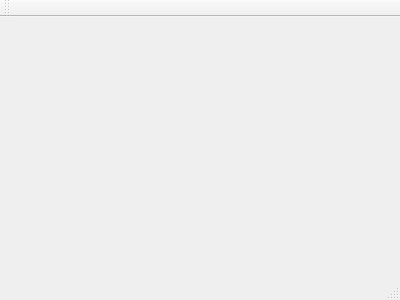
Before: the Qt Designer form qt_projet_2A/mainwindow.ui in wasoh/project_2A, drawn with Qt 5.
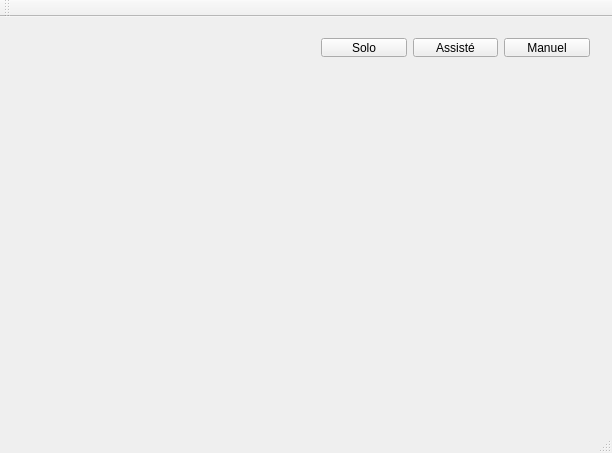
After: the same form once the commit is applied.

Patch:
```diff
--- a/qt_projet_2A/mainwindow.ui
+++ b/qt_projet_2A/mainwindow.ui
@@ -1,24 +1,95 @@
 <ui version="4.0">
  <class>MainWindow</class>
- <widget class="QMainWindow" name="MainWindow" >
-  <property name="geometry" >
+ <widget class="QMainWindow" name="MainWindow">
+  <property name="geometry">
    <rect>
     <x>0</x>
     <y>0</y>
-    <width>400</width>
-    <height>300</height>
+    <width>612</width>
+    <height>453</height>
    </rect>
   </property>
   <property name="windowTitle" >
    <string>MainWindow</string>
   </property>
-  <widget class="QMenuBar" name="menuBar" />
-  <widget class="QToolBar" name="mainToolBar" />
-  <widget class="QWidget" name="centralWidget" />
-  <widget class="QStatusBar" name="statusBar" />
+  <widget class="QWidget" name="centralWidget">
+   <widget class="QWidget" name="verticalLayoutWidget">
+    <property name="geometry">
+     <rect>
+      <x>10</x>
+      <y>10</y>
+      <width>291</width>
+      <height>381</height>
+     </rect>
+    </property>
+    <layout class="QVBoxLayout" name="verticalLayout"/>
+   </widget>
+   <widget class="QWidget" name="horizontalLayoutWidget">
+    <property name="geometry">
+     <rect>
+      <x>310</x>
+      <y>10</y>
+      <width>291</width>
+      <height>41</height>
+     </rect>
+    </property>
+    <layout class="QHBoxLayout" name="horizontalLayout">
+     <item>
+      <widget class="QPushButton" name="btnSoloMode">
+       <property name="text">
+        <string>Solo</string>
+       </property>
+      </widget>
+     </item>
+     <item>
+      <widget class="QPushButton" name="btnAssiste">
+       <property name="text">
+        <string>Assisté</string>
+       </property>
+      </widget>
+     </item>
+     <item>
+      <widget class="QPushButton" name="btnManuel">
+       <property name="text">
+        <string>Manuel</string>
+       </property>
+      </widget>
+     </item>
+    </layout>
+   </widget>
+   <widget class="QWidget" name="formLayoutWidget">
+    <property name="geometry">
+     <rect>
+      <x>310</x>
+      <y>70</y>
+      <width>291</width>
+      <height>321</height>
+     </rect>
+    </property>
+    <layout class="QFormLayout" name="flBallDetected"/>
+   </widget>
+  </widget>
+  <widget class="QMenuBar" name="menuBar">
+   <property name="geometry">
+    <rect>
+     <x>0</x>
+     <y>0</y>
+     <width>612</width>
+     <height>21</height>
+    </rect>
+   </property>
+  </widget>
+  <widget class="QToolBar" name="mainToolBar">
+   <attribute name="toolBarArea">
+    <enum>TopToolBarArea</enum>
+   </attribute>
+   <attribute name="toolBarBreak">
+    <bool>false</bool>
+   </attribute>
+  </widget>
+  <widget class="QStatusBar" name="statusBar"/>
  </widget>
- <layoutDefault spacing="6" margin="11" />
- <pixmapfunction></pixmapfunction>
+ <layoutdefault spacing="6" margin="11"/>
  <resources/>
  <connections/>
 </ui>
```
Left out of the diff: 3 changed lines with no effect on the pictures.
